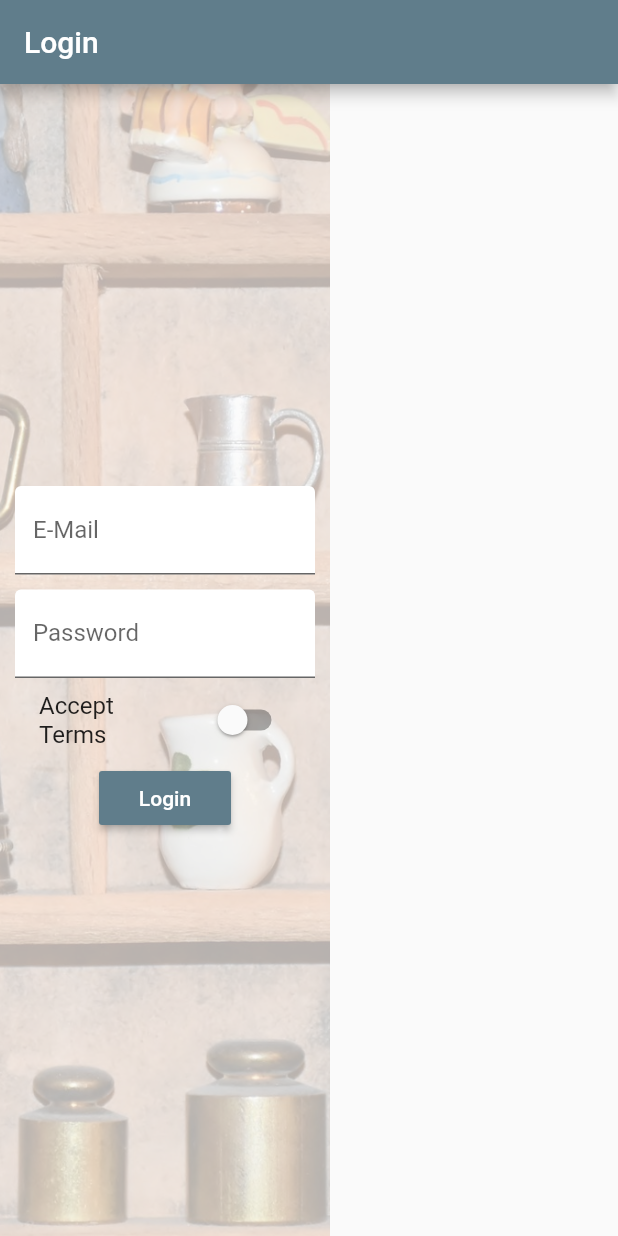
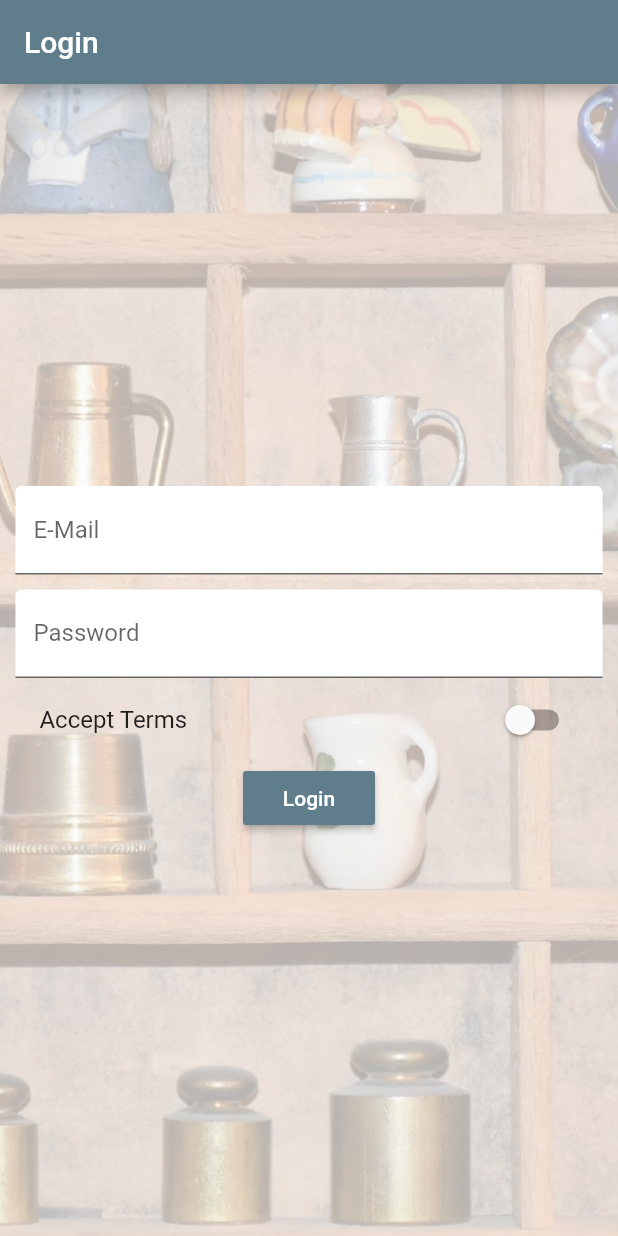
Before and after one commit to kom3/ProductList-APP, a Flutter app: the screen it shows after launch, on a phone screen of 412 x 824 dp. Run offline on Flutter 3.47's test engine with Material 2 defaults, Android fonts, the phone set to English and light mode, and no system bars.

Commit message:
Adding media queries

```diff
--- a/lib/pages/auth.dart
+++ b/lib/pages/auth.dart
@@ -77,6 +77,9 @@ class _AuthPageState extends State<AuthPage> {
 
   @override
   Widget build(BuildContext context) {
+    final double deviceWidth = MediaQuery.of(context).size.width;
+    final double targetWidth = deviceWidth > 550.0 ? 500.0 : deviceWidth * 0.95;
+
     return Scaffold(
       appBar: AppBar(
         title: Text('Login'),
@@ -86,10 +89,10 @@ class _AuthPageState extends State<AuthPage> {
           image: _buildBackgroundImage(),
         ),
         padding: EdgeInsets.all(10.0),
+        child: Center(
+          child: SingleChildScrollView(
             child: Container(
-          alignment: Alignment.center,
-          width: 200.0,
-          child: SingleChildScrollView(
+              width: targetWidth,
               child: Column(
                 children: <Widget>[
                   _buildEmailTextField(),
@@ -111,6 +114,7 @@ class _AuthPageState extends State<AuthPage> {
             ),
           ),
         ),
+      ),
     );
   }
 }
```
Lines whose indentation alone changed are shown as unchanged.
